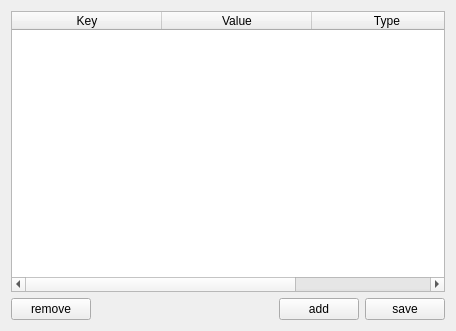
Before: the Qt Designer form ui/triplepropertymap.ui in sempr-tk/sempr-gui, drawn with Qt 5.
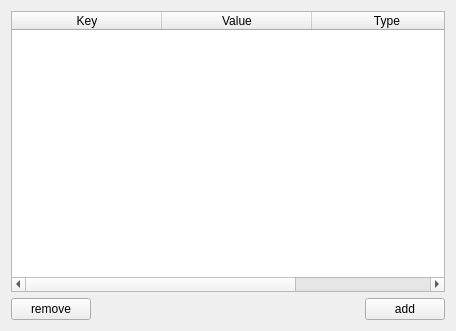
After: the same form once the commit is applied.

Commit message: TriplePropertyMapWidget apply changes immediately

What changed in the file:
```diff
--- a/ui/triplepropertymap.ui
+++ b/ui/triplepropertymap.ui
@@ -77,16 +77,6 @@
        </property>
       </widget>
      </item>
-     <item>
-      <widget class="QPushButton" name="btnSave">
-       <property name="toolTip">
-        <string>Saves the component.</string>
-       </property>
-       <property name="text">
-        <string>save</string>
-       </property>
-      </widget>
-     </item>
     </layout>
    </item>
   </layout>
```
The commit also changes 1 other file.
